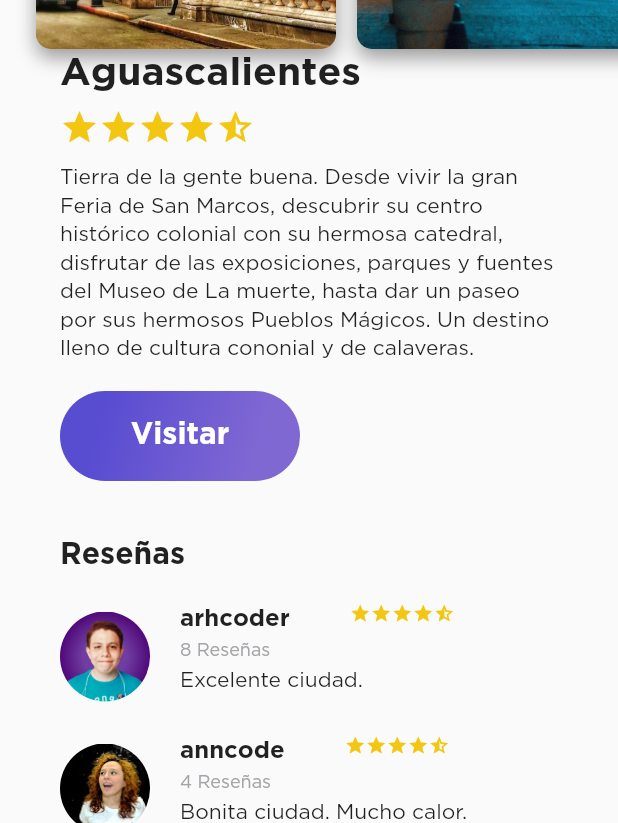
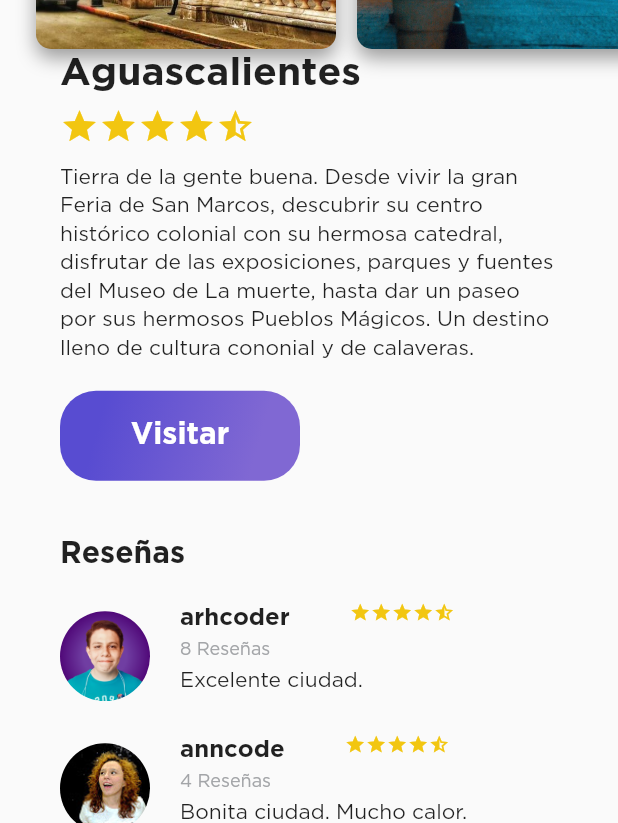
Before and after one commit to arhcoder/Flutter-Platzi-Project, a Flutter app: the screen it shows after launch, on a phone screen of 412 x 824 dp. Shown: the part 413-1236 px from the top of the screen. Run offline on Flutter 3.47's test engine with Material 2 defaults, Android fonts, the phone set to English and light mode, and no system bars.

Commit message:
Se aligeraron los bordes redondeados del botón VISITAR, y se ajustó ligeramente la posición de la descripción del lugar :3

```diff
--- a/lib/button_rounded.dart
+++ b/lib/button_rounded.dart
@@ -23,7 +23,7 @@ class ButtonRounded extends StatelessWidget
 
             decoration: BoxDecoration
             (
-                borderRadius: BorderRadius.circular(30.0),
+                borderRadius: BorderRadius.circular(24.0),
                 gradient: LinearGradient
 				(
 					colors:
--- a/lib/place_description.dart
+++ b/lib/place_description.dart
@@ -19,7 +19,7 @@ class PlaceDescription extends StatelessWidget
 		final title = Container
 		(
 			margin: EdgeInsets.only(
-				top: 312.0,
+				top: 311.8,
 				left: 40.0,
 				right: 40.0
 			),
```
